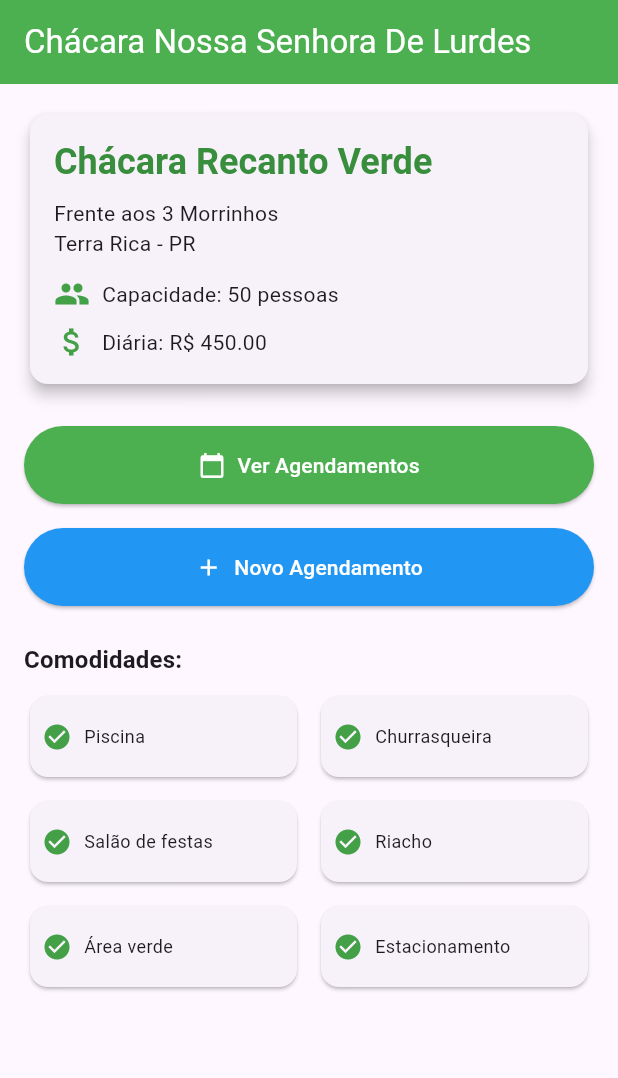
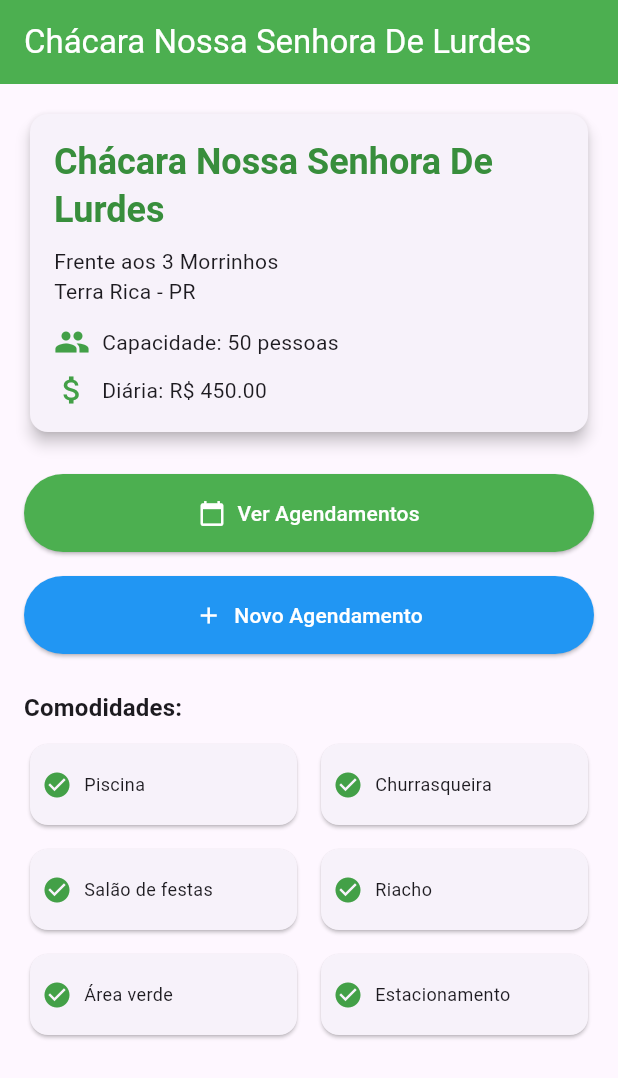
Before and after one commit to arturflacon/flutter_application_3, a Flutter app: the screen it shows after launch, on a phone screen of 412 x 824 dp. Shown: the top 1078 px of the screen. Run offline on Flutter 3.47's test engine with Material 3 defaults, Android fonts, the phone set to English and light mode, and no system bars.

Commit message:
feat:nomes-atualizados

```diff
--- a/lib/DadosTemporarios.dart
+++ b/lib/DadosTemporarios.dart
@@ -39,7 +39,7 @@ class DadosTemporarios {
   ];
 
   static const Map<String, dynamic> informacoesChacara = {
-    'nome': 'Chácara Recanto Verde',
+    'nome': 'Chácara Nossa Senhora De Lurdes',
     'endereco': 'Frente aos 3 Morrinhos',
     'cidade': 'Terra Rica - PR',
     'capacidadeMaxima': 50,
```
